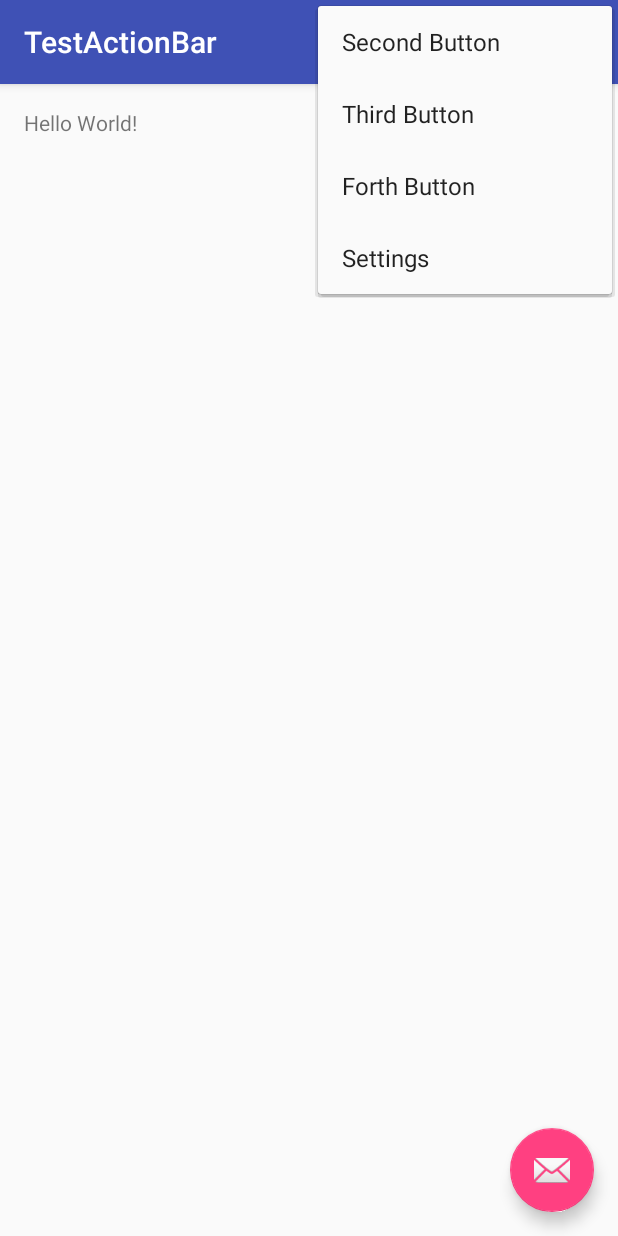
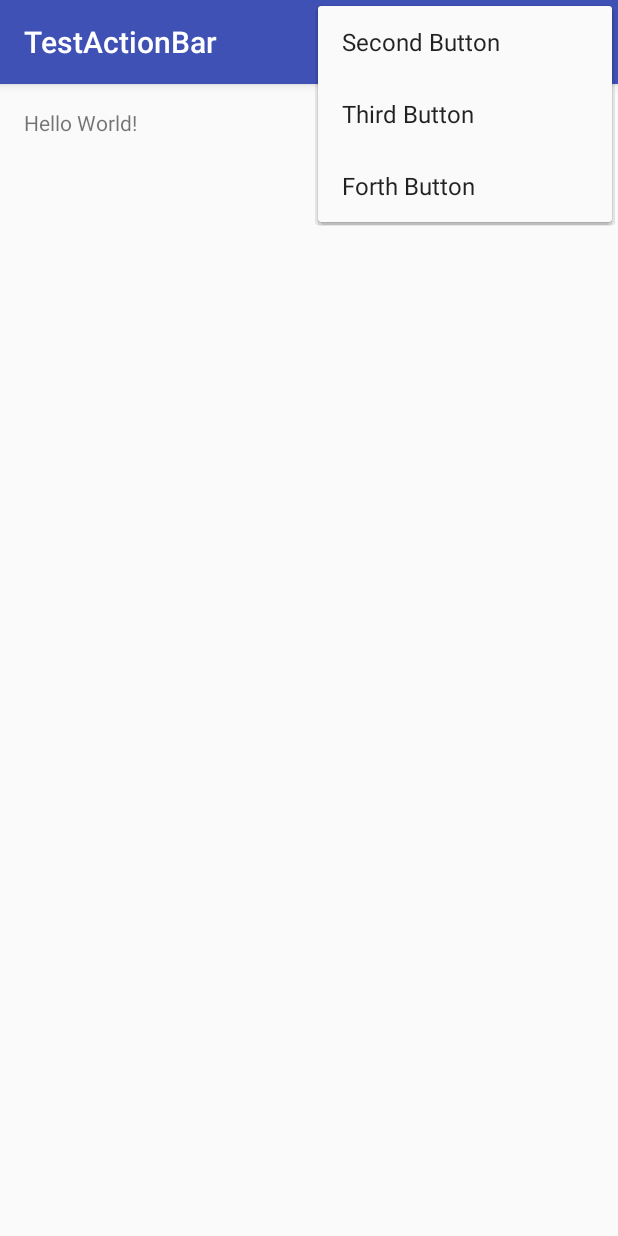
Before and after one commit to WarmColor/TestActionBar, an Android app: the screen it shows after launch (MainActivity), with the options menu open, on a phone screen of 412 x 824 dp. Run offline under Robolectric (Android 15) with nearby library versions, the phone set to English and light mode, and no system bars.

Commit message:
Test Action Bar and jump to another Activity

```diff
--- a/app/src/main/res/layout/activity_main.xml
+++ b/app/src/main/res/layout/activity_main.xml
@@ -1,34 +1,18 @@
-<?xml version="1.0" encoding="utf-8"?>
-<android.support.design.widget.CoordinatorLayout xmlns:android="http://schemas.android.com/apk/res/android"
+<RelativeLayout xmlns:android="http://schemas.android.com/apk/res/android"
     xmlns:app="http://schemas.android.com/apk/res-auto"
     xmlns:tools="http://schemas.android.com/tools"
     android:layout_width="match_parent"
     android:layout_height="match_parent"
-    android:fitsSystemWindows="true"
-    tools:context="net.warmcolor.blog.testactionbar.MainActivity">
+    android:paddingBottom="@dimen/activity_vertical_margin"
+    android:paddingLeft="@dimen/activity_horizontal_margin"
+    android:paddingRight="@dimen/activity_horizontal_margin"
+    android:paddingTop="@dimen/activity_vertical_margin"
+    app:layout_behavior="@string/appbar_scrolling_view_behavior"
+    tools:context="net.warmcolor.blog.testactionbar.MainActivity"
+    tools:showIn="@layout/activity_main">
 
-    <android.support.design.widget.AppBarLayout
-        android:layout_width="match_parent"
-        android:layout_height="wrap_content"
-        android:theme="@style/AppTheme.AppBarOverlay">
-
-        <android.support.v7.widget.Toolbar
-            android:id="@+id/toolbar"
-            android:layout_width="match_parent"
-            android:layout_height="?attr/actionBarSize"
-            android:background="?attr/colorPrimary"
-            app:popupTheme="@style/AppTheme.PopupOverlay" />
-
-    </android.support.design.widget.AppBarLayout>
-
-    <include layout="@layout/content_main" />
-
-    <android.support.design.widget.FloatingActionButton
-        android:id="@+id/fab"
+    <TextView
         android:layout_width="wrap_content"
         android:layout_height="wrap_content"
-        android:layout_gravity="bottom|end"
-        android:layout_margin="@dimen/fab_margin"
-        android:src="@android:drawable/ic_dialog_email" />
-
-</android.support.design.widget.CoordinatorLayout>
+        android:text="Hello World!" />
+</RelativeLayout>
--- a/app/src/main/res/layout/content_main.xml
+++ /dev/null
@@ -1,19 +0,0 @@
-<?xml version="1.0" encoding="utf-8"?>
-<RelativeLayout xmlns:android="http://schemas.android.com/apk/res/android"
-    xmlns:app="http://schemas.android.com/apk/res-auto"
-    xmlns:tools="http://schemas.android.com/tools"
-    android:layout_width="match_parent"
-    android:layout_height="match_parent"
-    android:paddingBottom="@dimen/activity_vertical_margin"
-    android:paddingLeft="@dimen/activity_horizontal_margin"
-    android:paddingRight="@dimen/activity_horizontal_margin"
-    android:paddingTop="@dimen/activity_vertical_margin"
-    app:layout_behavior="@string/appbar_scrolling_view_behavior"
-    tools:context="net.warmcolor.blog.testactionbar.MainActivity"
-    tools:showIn="@layout/activity_main">
-
-    <TextView
-        android:layout_width="wrap_content"
-        android:layout_height="wrap_content"
-        android:text="Hello World!" />
-</RelativeLayout>
--- a/app/src/main/res/menu/menu_main.xml
+++ b/app/src/main/res/menu/menu_main.xml
@@ -18,10 +18,5 @@
         android:id="@+id/forth_button"
         android:title="@string/forth_button"
         app:showAsAction="never" />
-    <item
-        android:id="@+id/action_settings"
-        android:orderInCategory="100"
-        android:title="@string/action_settings"
-        app:showAsAction="never" />
 
 </menu>
--- a/app/src/main/res/values/strings.xml
+++ b/app/src/main/res/values/strings.xml
@@ -1,9 +1,9 @@
 <resources>
     <string name="app_name">TestActionBar</string>
-    <string name="action_settings">Settings</string>
     <string name="first_button">First Button</string>
     <string name="second_button">Second Button</string>
     <string name="third_button">Third Button</string>
     <string name="forth_button">Forth Button</string>
+    <string name="title_activity_main2">Second Activity</string>
 
 </resources>
```
Also changed, not shown: app/src/main/AndroidManifest.xml (+9 -3 lines), app/src/main/java/net/warmcolor/blog/testactionbar/Main2Activity.java (added, +22 -0 lines), app/src/main/java/net/warmcolor/blog/testactionbar/MainActivity.java (+16 -26 lines).
